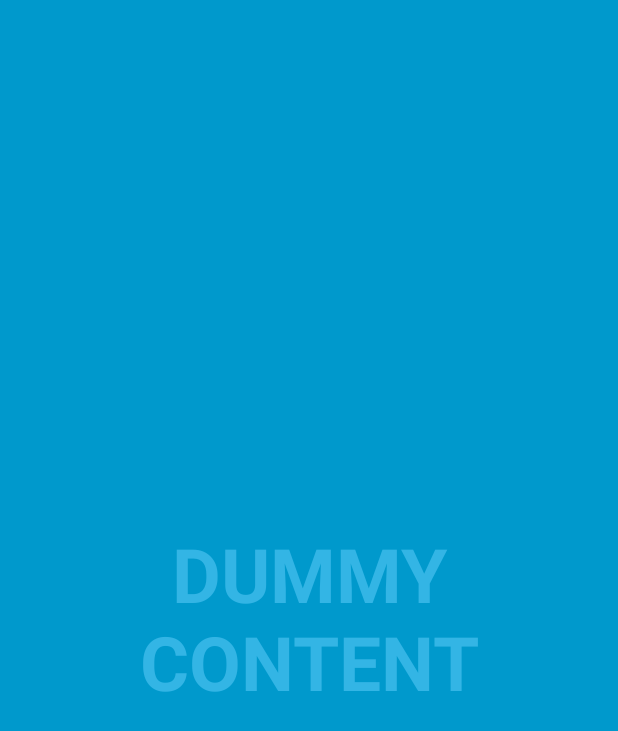
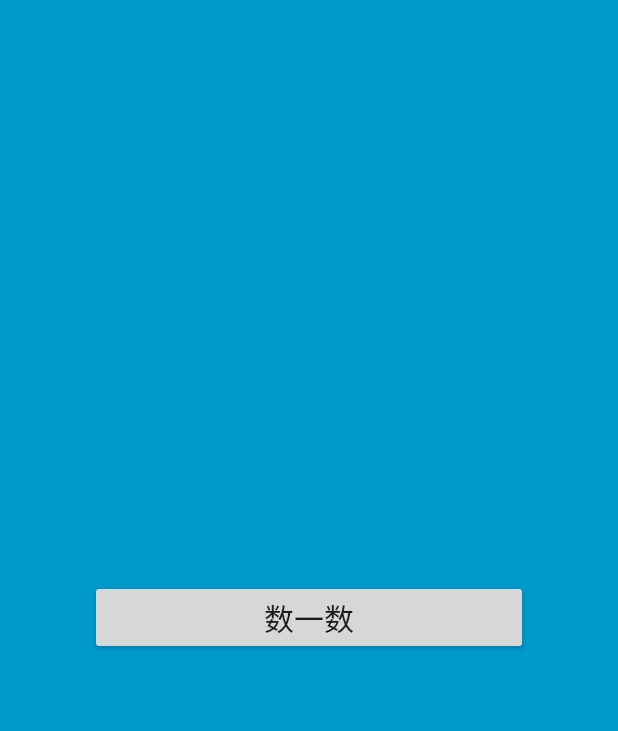
Before and after one commit to Geapefurit/srt, an Android app: the screen it shows after launch (FullscreenActivity), on a phone screen of 412 x 824 dp. Shown: the top 731 px of the screen. Run offline under Robolectric (Android 15) with nearby library versions, the light colour scheme and no system bars.

Commit message:
创建数一数activity

```diff
--- a/app/build.gradle
+++ b/app/build.gradle
@@ -24,9 +24,10 @@ android {
 
 dependencies {
     implementation fileTree(dir: 'libs', include: ['*.jar'])
-    implementation"org.jetbrains.kotlin:kotlin-stdlib-jdk7:$kotlin_version"
+    implementation "org.jetbrains.kotlin:kotlin-stdlib-jdk7:$kotlin_version"
     implementation 'com.android.support:appcompat-v7:27.1.1'
     implementation 'com.android.support:support-v4:27.1.1'
+    implementation 'com.android.support.constraint:constraint-layout:1.1.3'
     testImplementation 'junit:junit:4.12'
     androidTestImplementation 'com.android.support.test:runner:1.0.2'
     androidTestImplementation 'com.android.support.test.espresso:espresso-core:3.0.2'
--- a/app/src/main/AndroidManifest.xml
+++ b/app/src/main/AndroidManifest.xml
@@ -20,6 +20,7 @@
                 <category android:name="android.intent.category.LAUNCHER" />
             </intent-filter>
         </activity>
+        <activity android:name=".activity.CountGameActivity"></activity>
     </application>
 
 </manifest>
--- a/app/src/main/java/cc/auuo/child/FullscreenActivity.kt
+++ b/app/src/main/java/cc/auuo/child/FullscreenActivity.kt
@@ -3,7 +3,10 @@ package cc.auuo.child
 import android.os.Bundle
 import android.support.v7.app.AppCompatActivity
 import cc.auuo.child.R.layout.activity_fullscreen
+import cc.auuo.child.activity.CountGameActivity
 import cc.auuo.child.util.fullScreen
+import kotlinx.android.synthetic.main.activity_fullscreen.*
+import org.jetbrains.anko.startActivity
 
 class FullscreenActivity : AppCompatActivity() {
     override fun onCreate(savedInstanceState: Bundle?) {
@@ -11,5 +14,12 @@ class FullscreenActivity : AppCompatActivity() {
         setContentView(activity_fullscreen)
 
         fullScreen()
+        initListener()
+    }
+
+    private fun initListener() {
+        countGameButton.setOnClickListener {
+            startActivity<CountGameActivity>()
+        }
     }
 }
--- a/app/src/main/res/layout/activity_fullscreen.xml
+++ b/app/src/main/res/layout/activity_fullscreen.xml
@@ -6,18 +6,21 @@
     android:background="#0099cc"
     tools:context=".FullscreenActivity">
 
-    <!-- The primary full-screen view. This can be replaced with whatever view
-         is needed to present your content, e.g. VideoView, SurfaceView,
-         TextureView, etc. -->
-    <TextView
-        android:id="@+id/fullscreen_content"
+    <LinearLayout
         android:layout_width="match_parent"
-        android:layout_height="match_parent"
-        android:gravity="center"
-        android:keepScreenOn="true"
-        android:text="@string/dummy_content"
-        android:textColor="#33b5e5"
-        android:textSize="50sp"
-        android:textStyle="bold" />
+        android:layout_height="wrap_content"
+        android:layout_gravity="center">
+
+        <Button
+            android:id="@+id/countGameButton"
+            android:layout_width="match_parent"
+            android:layout_height="wrap_content"
+            android:layout_marginStart="60sp"
+            android:layout_marginEnd="60sp"
+            android:gravity="center"
+            android:textSize="20sp"
+            android:text="@string/let_me_count"/>
+
+    </LinearLayout>
 
 </FrameLayout>
--- a/app/src/main/res/values/strings.xml
+++ b/app/src/main/res/values/strings.xml
@@ -3,4 +3,6 @@
 
     <string name="dummy_button">Dummy Button</string>
     <string name="dummy_content">DUMMY\nCONTENT</string>
+
+    <string name="let_me_count">数一数</string>
 </resources>
```
Also changed, not shown: app/src/main/java/cc/auuo/child/activity/CountGameActivity.kt (added, +13 -0 lines), app/src/main/res/layout/activity_count_game.xml (added, +15 -0 lines).
